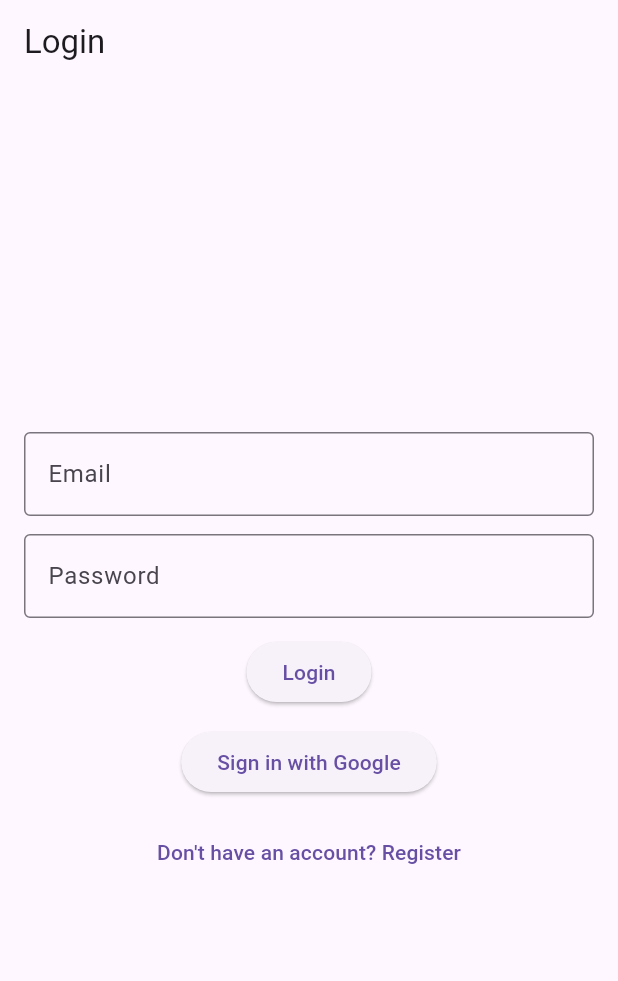
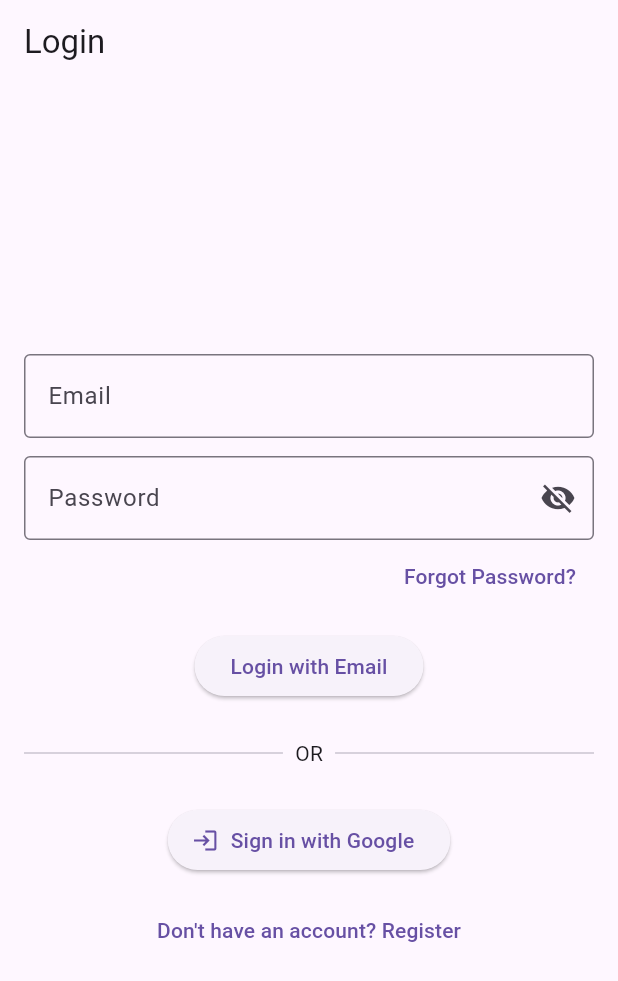
Before and after one commit to rdiano558433-prog/Firebase_Diano, a Flutter app: the screen it shows after launch, after a tap on "Sign in with Google", on a phone screen of 412 x 824 dp. Shown: the top 981 px of the screen. Run offline on Flutter 3.47's test engine with Material 3 defaults, Android fonts, the phone set to English and light mode, and no system bars; our stand-ins replace cloud_firestore, firebase_auth, firebase_core, google_sign_in; accounts and stored records are empty; network calls fail.

Commit message:
Update login page and home service

```diff
--- a/lib/login_page.dart
+++ b/lib/login_page.dart
@@ -10,7 +10,7 @@ class LoginPage extends StatefulWidget {
   const LoginPage({super.key});
 
   @override
-  State<LoginPage> createState() => _LoginPageState();
+  _LoginPageState createState() => _LoginPageState();
 }
 
 class _LoginPageState extends State<LoginPage> {
@@ -18,6 +18,62 @@ class _LoginPageState extends State<LoginPage> {
   final TextEditingController emailCtrl = TextEditingController();
   final TextEditingController passwordCtrl = TextEditingController();
   bool loading = false;
+  bool obscurePassword = true;
+
+  Future<void> forgotPassword() async {
+    showDialog(
+      context: context,
+      builder: (context) => AlertDialog(
+        title: const Text("Forgot Password?"),
+        content: TextField(
+          controller: emailCtrl,
+          keyboardType: TextInputType.emailAddress,
+          decoration: InputDecoration(
+            labelText: "Email",
+            border: OutlineInputBorder(),
+          ),
+        ),
+        actions: [
+          TextButton(
+            child: Text("Cancel"),
+            onPressed: () {
+              Navigator.pop(context);
+            },
+          ),
+          ElevatedButton(
+            child: Text("Send Reset Link"),
+            onPressed: () async {
+              if (emailCtrl.text.trim().isEmpty) {
+                ScaffoldMessenger.of(context).showSnackBar(
+                  SnackBar(
+                    content: Text("Please enter your email address."),
+                  ),
+                );
+                return;
+              }
+
+              try {
+                await auth.resetPassword(emailCtrl.text.trim());
+                Navigator.pop(context);
+                ScaffoldMessenger.of(this.context).showSnackBar(
+                  SnackBar(
+                    content: Text("Password reset email sent. Check your inbox.")
+                  ),
+                );
+              } catch (e) {
+                Navigator.pop(context);
+                ScaffoldMessenger.of(this.context).showSnackBar(
+                  SnackBar(
+                    content: Text("Failed to send password reset email.")
+                  ),
+                );
+              }
+            },
+          ),
+        ],
+      )
+    );
+  }
 
   @override
   void dispose() {
@@ -26,108 +82,116 @@ class _LoginPageState extends State<LoginPage> {
     super.dispose();
   }
 
+
   @override
   Widget build(BuildContext context) {
     return Scaffold(
-      appBar: AppBar(title: const Text("Login")),
+      appBar: AppBar(title: Text("Login")),
       body: Center(
         child: SingleChildScrollView(
-          padding: const EdgeInsets.all(16),
+          padding: EdgeInsets.all(16),
           child: Column(
             mainAxisSize: MainAxisSize.min,
             children: [
               TextField(
                 controller: emailCtrl,
-                decoration: const InputDecoration(
+                decoration: InputDecoration(
                   labelText: "Email",
                   border: OutlineInputBorder(),
                 ),
               ),
-              const SizedBox(height: 12),
+              SizedBox(height: 12),
               TextField(
                 controller: passwordCtrl,
-                obscureText: true,
-                decoration: const InputDecoration(
+                obscureText: obscurePassword,
+                decoration: InputDecoration(
                   labelText: "Password",
                   border: OutlineInputBorder(),
+                  suffixIcon: IconButton(
+                    icon: Icon(obscurePassword ? Icons.visibility_off : Icons.visibility
+                    ),
+                    onPressed: () {
+                      setState(() {
+                        obscurePassword = !obscurePassword;
+                      });
+                    },
                   ),
                 ),
-              const SizedBox(height: 12),
+              ),
+
+              Align(
+                alignment: Alignment.centerRight,
+                child: TextButton(
+                  onPressed: forgotPassword,
+                  child: Text("Forgot Password?"),
+                ),
+              ),
+
+              SizedBox(height: 12),
               ElevatedButton(
                 child: loading
-                    ? const CircularProgressIndicator(color: Colors.white)
-                    : const Text("Login"),
+                  ? CircularProgressIndicator(color: Colors.white)
+                  : Text("Login with Email"),
                 onPressed: () async {
-                  if (emailCtrl.text.isEmpty || passwordCtrl.text.isEmpty) {
-                    return;
-                  }
                   setState(() => loading = true);
-
                   final user = await auth.signInWithEmail(
-                    emailCtrl.text,
-                    passwordCtrl.text,
-                  );
-
-                  if (!context.mounted) return;
+                    emailCtrl.text, passwordCtrl.text);
                   setState(() => loading = false);
 
-                  if (user != null) {
+                  if (user != null){
+                    if (!user.emailVerified) {
+                      ScaffoldMessenger.of(context).showSnackBar(
+                        SnackBar(
+                          content: Text(
+                            "Please verify your email before logging in.")),
+                      );
+                    } else {
                       Navigator.pushReplacement(
                         context,
-                      MaterialPageRoute(builder: (_) => const HomePage()),
+                        MaterialPageRoute(builder: (_) => HomePage()),
                         );
+                    }
                   } else {
                     ScaffoldMessenger.of(context).showSnackBar(
-                      const SnackBar(content: Text("Login failed")),
+                      SnackBar(content: Text("Invalid email or password")),
                     );
                   }
                 },
               ),
-              const SizedBox(height: 12),
-              ElevatedButton(
+              SizedBox(height: 24),
+              Row(
+                children: [
+                  Expanded(child: Divider()),
+                  Padding(
+                    padding: EdgeInsets.symmetric(horizontal: 8),
+                    child: Text('OR'),
+                  ),
+                  Expanded(child: Divider()),
+                ],
+              ),
+              SizedBox(height: 24),
+              ElevatedButton.icon(
+                icon: Icon(Icons.login),
+                label: Text("Sign in with Google"),
                 onPressed: () async {
-                  if (loading) return;
                   setState(() => loading = true);
-                  try {
                   final user = await auth.signInWithGoogle();
-                    if (!context.mounted) return;
-
+                  setState(() => loading = false);
                   if (user != null) {
                     Navigator.pushReplacement(
                       context,
-                        MaterialPageRoute(builder: (_) => const HomePage()),
+                      MaterialPageRoute(builder: (_) => HomePage()),
                     );
                   }
-                  } on PlatformException catch (error) {
-                    if (!context.mounted) return;
-                    final message =
-                        error.message?.contains('ApiException: 10') == true
-                        ? 'Google Sign-In is not configured for this Android app. Add its SHA-1 in Firebase Console and replace google-services.json.'
-                        : 'Google Sign-In failed: ${error.message ?? error.code}';
-                    ScaffoldMessenger.of(context)
-                        .showSnackBar(SnackBar(content: Text(message)));
-                  } on FirebaseAuthException catch (error) {
-                    if (!context.mounted) return;
-                    ScaffoldMessenger.of(context).showSnackBar(
-                      SnackBar(
-                        content: Text(
-                          'Google Sign-In failed: ${error.message ?? error.code}',
+                },
               ),
-                      ),
-                    );
-                  } finally {
-                    if (mounted) setState(() => loading = false);
-                  }
-                },
-                child: const Text("Sign in with Google"),
-              ),
-              const SizedBox(height: 12),
+              SizedBox(height: 12),
               TextButton(
-                child: const Text("Don't have an account? Register"),
+                child: Text("Don't have an account? Register"),
                 onPressed: () {
-                  Navigator.pushReplacement(
+                  Navigator.push(
                     context,
-                    MaterialPageRoute(builder: (_) => const RegisterPage()),
+                    MaterialPageRoute(builder: (_) => RegisterPage()),
                   );
                 },
               ),
```
Also changed, not shown: lib/home_service.dart (+18 -0 lines). Lines whose indentation alone changed are shown as unchanged.
